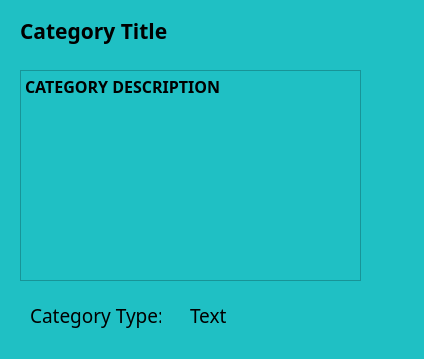
This is Workspace/Task-Reminder-Management-System/viewcategorydetailsdialog.ui in hvlhasanka/UOP_SE_Y3S1-SOFT336SL_CROSS_PLATFORM_DEVELOPMENT_IN_C_Plus_Plus as Qt 5 draws it before an edit. The edited form follows.
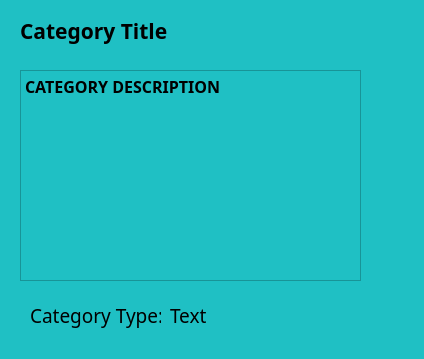
This is the edited form. Icons and pictures are not drawn.

Diff of the .ui file:
```diff
--- a/Workspace/Task-Reminder-Management-System/viewcategorydetailsdialog.ui
+++ b/Workspace/Task-Reminder-Management-System/viewcategorydetailsdialog.ui
@@ -95,7 +95,7 @@
   <widget class="QLabel" name="categoryTypeText_label">
    <property name="geometry">
     <rect>
-     <x>190</x>
+     <x>170</x>
      <y>300</y>
      <width>131</width>
      <height>31</height>
```
Left out of the diff: 10 changed lines with no effect on the pictures.
